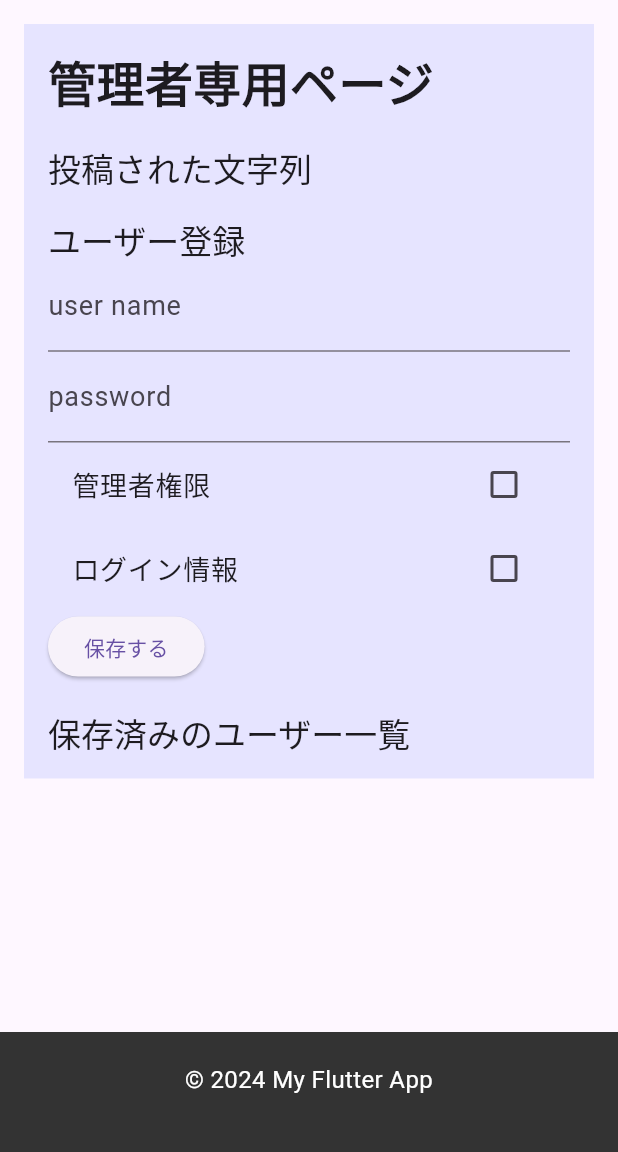
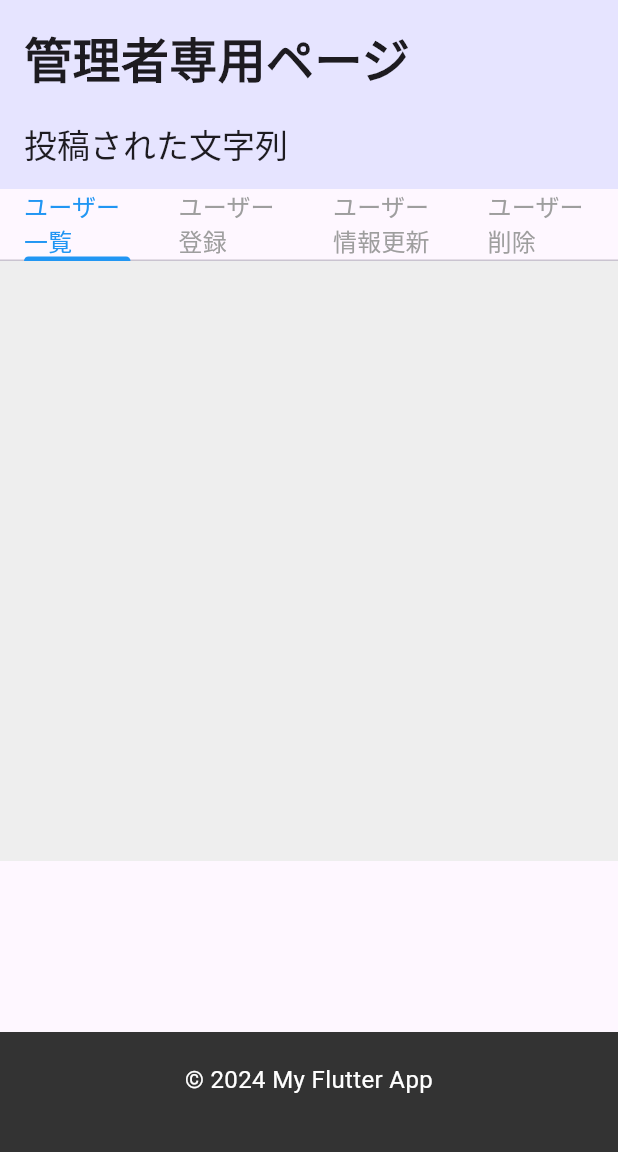
Before and after one commit to A-Sakagami/flutter_application, a Flutter app: the AdminPage screen opened by its route, on a phone screen of 412 x 824 dp, the part 84-1236 px from its top. Run offline on Flutter 3.47's test engine with Material 3 defaults, Android fonts, the phone set to English and light mode, and no system bars; our stand-ins replace hive, hive_flutter; accounts and stored records are empty.

Commit message:
Admin画面修正・固有アイコン設定

```diff
--- a/lib/pages/admin.dart
+++ b/lib/pages/admin.dart
@@ -13,8 +13,10 @@ class AdminPage extends StatefulWidget {
   AdminPageState createState() => AdminPageState();
 }
 
-class AdminPageState extends State<AdminPage> {
-  final _formKey = GlobalKey<FormState>();
+class AdminPageState extends State<AdminPage> with SingleTickerProviderStateMixin {
+  //final _formKey = GlobalKey<FormState>();
+  List<UserData> users = [];
+  List<TextData> texts = [];
 
     // UserDataのフィールド
   String? username;
@@ -28,13 +30,12 @@ class AdminPageState extends State<AdminPage> {
   bool approved = false;
   bool denyed = false;
 
-  // 保存済みのデータ
-  List<UserData> users = [];
-  List<TextData> texts = [];
+  late TabController _tabController;
 
   @override
   void initState() {
     super.initState();
+    _tabController = TabController(length: 4, vsync: this);
     _loadData();
   }
 
@@ -60,39 +61,101 @@ class AdminPageState extends State<AdminPage> {
     }
   }
 
-  // Future<void> _saveTextData() async {
-  //   if (text != null) {
-  //     final textData = TextData(
-  //       text: text,
-  //       approved: approved,
-  //       denyed: denyed,
-  //       id: id,
-  //     );
-  //     await StorageService.saveText(textData);
-  //     await _loadData(); // リストを更新
-  //   }
-  // }
+  Widget _buildUserList() {
+    return Expanded( // ListView.builder を Expanded でラップ
+      child: SingleChildScrollView(
+        scrollDirection: Axis.vertical,
+          child: Column(
+            children: [
+              ListView.builder(
+                shrinkWrap: true,
+                physics: NeverScrollableScrollPhysics(),
+                itemCount: users.length,
+                itemBuilder: (context, index) {
+                final user = users[index];
+                return ListTile(
+                  title: Text(user.username ?? 'No name'),
+                  subtitle: Text('Admin: ${user.isAdmin}, Logged In: ${user.isLoggedIn}'),
+                  trailing: IconButton(
+                    icon: Icon(Icons.delete),
+                    onPressed: () async {
+                      await StorageService.deleteUser(index);
+                      await _loadData();
+                    },
+                  ),
+                );
+              },
+            ),
+          ],
+        ),
+      ),
+    );
+  }
+
+  Widget _buildUserRegistrationForm() {
+    return Expanded(
+      child: Padding(
+        padding: const EdgeInsets.all(16.0),
+        child: Column(
+          crossAxisAlignment: CrossAxisAlignment.start,
+          children: [
+            Text(
+              'ユーザー登録',
+              style: Theme.of(context).textTheme.titleLarge,
+            ),
+            TextFormField(
+              decoration: InputDecoration(labelText: 'user name'),
+              onChanged: (value) => setState(() => username = value),
+            ),
+            TextFormField(
+              decoration: InputDecoration(labelText: 'password'),
+              obscureText: true,
+              onChanged: (value) => setState(() => password = value),
+            ),
+            CheckboxListTile(
+              title: Text('管理者権限'),
+              value: isAdmin,
+              onChanged: (value) => setState(() => isAdmin = value ?? false),
+            ),
+            CheckboxListTile(
+              title: Text('ログイン情報'),
+              value: isLoggedIn,
+              onChanged: (value) => setState(() => isLoggedIn = value ?? false),
+            ),
+            ElevatedButton(
+              onPressed: _saveUserData,
+              child: Text('保存する'),
+            ),
+          ],
+        ),
+      ),
+    );
+  }
+
+  Widget _buildUserUpdate() {return Expanded(child: SizedBox(height: 20));}
+  Widget _buildUserDelete() {return Expanded(child: SizedBox(height: 20));}
 
   @override
   Widget build(BuildContext context) {
-    return Scaffold(
+    return DefaultTabController(
+      length: 4,
+      child: Scaffold(
         appBar: const CustomHeader(),
         endDrawer: const CustomDrawer(),
-      body: SingleChildScrollView(
-        padding: EdgeInsets.all(16),
-        child: Container(
+        body: SingleChildScrollView( // スクロール可能にするために SingleChildScrollView を追加
+          child: Column(
+            children: [
+              Container(
                 color: Color.fromARGB(200, 223, 223, 255),
                 padding: EdgeInsets.all(16),
-          child: Form(
-            key: _formKey,
                 child: Column(
                   crossAxisAlignment: CrossAxisAlignment.start,
-
                   children: [
-                Text('管理者専用ページ', style: const TextStyle(fontSize: 32, fontWeight: FontWeight.bold)),
-
-                SizedBox(height: 20),
-
+                    Text(
+                      '管理者専用ページ',
+                      style: const TextStyle(fontSize: 32, fontWeight: FontWeight.bold),
+                    ),
+                    const SizedBox(height: 20),
                     Text('投稿された文字列', style: Theme.of(context).textTheme.titleLarge),
                     ListView.builder(
                       shrinkWrap: true,
@@ -148,14 +211,12 @@ class AdminPageState extends State<AdminPage> {
                                       await StorageService.saveText(textData);
                                       await _loadData();
                                     },
-
                                     child: Text(textData.safeDenyed ? '否認取り消し' : '否認'),
                                   ),
                                 ],
                               ),
                             ],
                           ),
-                      /// ゴミ箱ボタン
                           trailing: IconButton(
                             icon: Icon(Icons.delete),
                             onPressed: () async {
@@ -166,70 +227,40 @@ class AdminPageState extends State<AdminPage> {
                         );
                       },
                     ),
-                SizedBox(height: 20),
-
-                Column(
-                  crossAxisAlignment: CrossAxisAlignment.start,
-                  children: [
-                    Text('ユーザー登録', style: Theme.of(context).textTheme.titleLarge),
-                    TextFormField(
-                      decoration: InputDecoration(labelText: 'user name'),
-                      onChanged: (value) => setState(() => username = value),
-                    ),
-                    TextFormField(
-                      decoration: InputDecoration(labelText: 'password'),
-                      obscureText: true,
-                      onChanged: (value) => setState(() => password = value),
-                    ),
-                    CheckboxListTile(
-                      title: Text('管理者権限'),
-                      value: isAdmin,
-                      onChanged: (value) => setState(() => isAdmin = value ?? false),
-                    ),
-                    CheckboxListTile(
-                      title: Text('ログイン情報'),
-                      value: isLoggedIn,
-                      onChanged: (value) => setState(() => isLoggedIn = value ?? false),
-                    ),
-                    ElevatedButton(
-                      onPressed: _saveUserData,
-                      child: Text('保存する'),
-                    ),
                   ],
                 ),
-                SizedBox(height: 20),
-
-                Column(
-                  crossAxisAlignment: CrossAxisAlignment.start,
+              ),
+              // タブ要素
+              TabBar(
+                controller: _tabController,
+                labelColor: Colors.blue,
+                unselectedLabelColor: Colors.grey,
+                indicatorColor: Colors.blue,
+                tabs: const [
+                  Tab(child: Text("ユーザー一覧", style: TextStyle(fontSize: 16))),
+                  Tab(child: Text("ユーザー登録", style: TextStyle(fontSize: 16))),
+                  Tab(child: Text("ユーザー情報更新", style: TextStyle(fontSize: 16))),
+                  Tab(child: Text("ユーザー削除", style: TextStyle(fontSize: 16))),
+                ],
+              ),
+              Container( // Expanded を外してスクロール内に収める
+                height: 400, // 必要に応じて高さを調整
+                color: Colors.grey[200], // 背景色を設定
+                child: TabBarView(
+                  controller: _tabController,
                   children: [
-                    Text('保存済みのユーザー一覧', style: Theme.of(context).textTheme.titleLarge),
-                    ListView.builder(
-                      shrinkWrap: true,
-                      physics: NeverScrollableScrollPhysics(),
-                      itemCount: users.length,
-                      itemBuilder: (context, index) {
-                        final user = users[index];
-                        return ListTile(
-                          title: Text(user.username ?? 'No name'),
-                          subtitle: Text('Admin: ${user.isAdmin}, Logged In: ${user.isLoggedIn}'),
-                          trailing: IconButton(
-                            icon: Icon(Icons.delete),
-                            onPressed: () async {
-                              await StorageService.deleteUser(index);
-                              await _loadData();
-                            },
+                    _buildUserList(),
+                    _buildUserRegistrationForm(),
+                    _buildUserUpdate(),
+                    _buildUserDelete(),
+                  ],
                 ),
-                        );
-                      },
-                    ),
-                  ],
               ),
             ],
           ),
         ),
+        bottomNavigationBar: const CustomFooter(),
       ),
-      ),
-      bottomNavigationBar: const CustomFooter(),
     );
   }
 }
--- a/lib/pages/contact.dart
+++ b/lib/pages/contact.dart
@@ -74,7 +74,7 @@ class ContactPageState extends State<ContactPage>{
                     ),
                   );
                 },
-                child: Text('送信'),
+                child: Text('Send'),
               ),
             ],
           ),
--- a/lib/pages/index.dart
+++ b/lib/pages/index.dart
@@ -60,9 +60,15 @@ class WorkflowToolScreenState extends State<WorkflowToolScreen> {
 
 
   Widget _buildGuestView() {
-    return Column(
-      mainAxisAlignment: MainAxisAlignment.start,
+    // Center ウィジェット: 中央揃え
+    return Center(
+      child: Padding(
+        padding: const EdgeInsets.all(16.0),
+        child: Column(
+          mainAxisAlignment: MainAxisAlignment.center, // 縦方向の中央揃え
+          crossAxisAlignment: CrossAxisAlignment.center, // 横方向の中央揃え
           children: [
+            const SizedBox(height: 20),
             Text(
               'ワークフローツール',
               style: const TextStyle(fontSize: 24, fontWeight:FontWeight.bold),
@@ -82,6 +88,8 @@ class WorkflowToolScreenState extends State<WorkflowToolScreen> {
               child: const Text('ログイン', style: TextStyle(color: Colors.white),),
             ),
           ],
+        ),
+      ),
     );
   }
 
```
Also changed, not shown: pubspec.yaml (+6 -1 lines), assets/icon/app_icon.png (added), pubspec.lock, 24 other files. Lines whose indentation alone changed are shown as unchanged.
